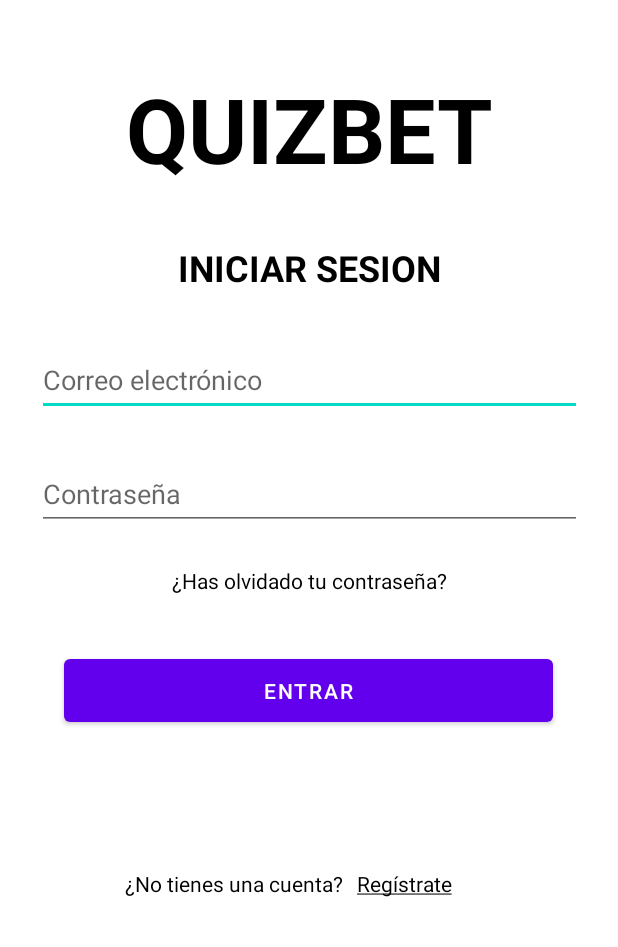
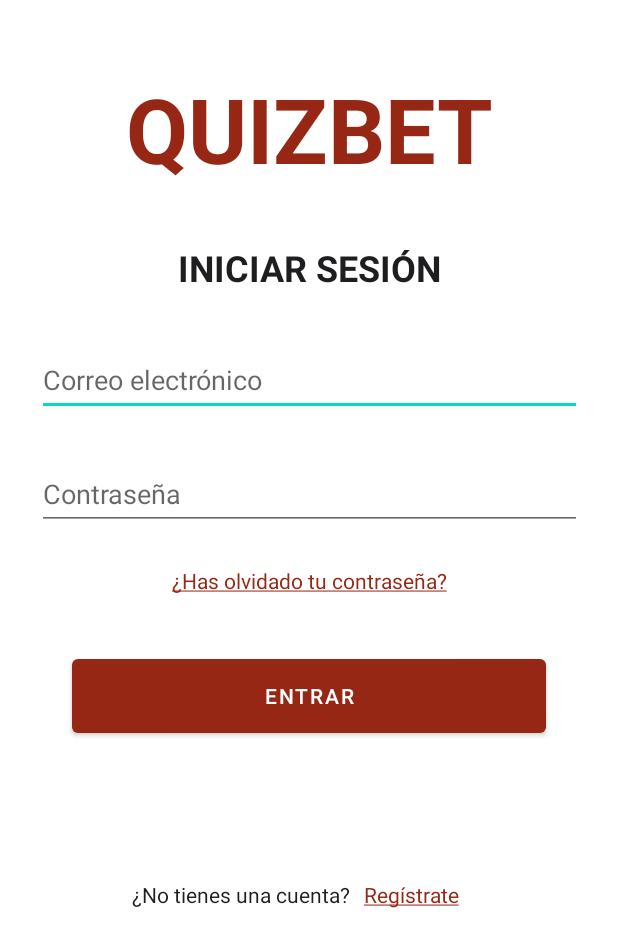
Before and after one commit to JavierFernandezSantos/TFG_APP, an Android app: the screen it shows after launch (MainActivity before the commit, LoginActivity after it), on a phone screen of 412 x 824 dp. Shown: the top 947 px of the screen. Run offline under Robolectric (Android 15) with nearby library versions, the phone set to English and light mode, and no system bars.

Commit message:
Primeras dos pantallas, iniciar sesion y registrarte. Solo diseño (3)

```diff
--- a/app/src/main/AndroidManifest.xml
+++ b/app/src/main/AndroidManifest.xml
@@ -10,9 +10,12 @@
         android:supportsRtl="true"
         android:theme="@style/Theme.TFG">
         <activity
+            android:name=".BrowseActivity"
+            android:exported="false" />
+        <activity
             android:name=".RegisterActivity"
             android:exported="false" />
-        <activity android:name=".MainActivity">
+        <activity android:name=".LoginActivity">
             <intent-filter>
                 <action android:name="android.intent.action.MAIN" />
 
--- /dev/null
+++ b/app/src/main/java/com/example/tfg/LoginActivity.java
@@ -0,0 +1,48 @@
+package com.example.tfg;
+
+import androidx.appcompat.app.AppCompatActivity;
+
+import android.content.Intent;
+import android.graphics.Paint;
+import android.os.Bundle;
+import android.view.View;
+import android.widget.TextView;
+import android.widget.Toast;
+
+public class LoginActivity extends AppCompatActivity {
+
+    TextView tvRegistrate, tvOlvidadoContraseña;
+
+
+    @Override
+    protected void onCreate(Bundle savedInstanceState) {
+        super.onCreate(savedInstanceState);
+        setContentView(R.layout.activity_main);
+
+        //VARIABLES
+        tvRegistrate = (TextView) findViewById(R.id.tvRegistrate);
+        tvOlvidadoContraseña = (TextView) findViewById(R.id.tvOlvidadoContraseña) ;
+
+
+        //CAMBIAR A ACTIVIDAD DE REGISTRARSE
+        tvRegistrate.setPaintFlags(tvRegistrate.getPaintFlags() | Paint.UNDERLINE_TEXT_FLAG);
+        tvRegistrate.setOnClickListener(new View.OnClickListener() {
+            @Override
+            public void onClick(View v) {
+                Intent i = new Intent(LoginActivity.this, RegisterActivity.class);
+                startActivity(i);
+            }
+        });
+
+        //ENVIAR CORREO ELECTRONICO CON LOS CREDENCIALES DEL USUARIO
+        tvOlvidadoContraseña.setPaintFlags(tvOlvidadoContraseña.getPaintFlags() | Paint.UNDERLINE_TEXT_FLAG);
+        tvOlvidadoContraseña.setOnClickListener(new View.OnClickListener() {
+            @Override
+            public void onClick(View v) {
+                Toast.makeText(getApplicationContext(), "Enviaremos un correo electrónico con tus credenciales!", Toast.LENGTH_LONG).show();
+            }
+        });
+
+
+    }
+}
--- a/app/src/main/java/com/example/tfg/MainActivity.java
+++ /dev/null
@@ -1,31 +0,0 @@
-package com.example.tfg;
-
-import androidx.appcompat.app.AppCompatActivity;
-
-import android.content.Intent;
-import android.graphics.Paint;
-import android.os.Bundle;
-import android.view.View;
-import android.widget.TextView;
-
-public class MainActivity extends AppCompatActivity {
-
-    TextView tvRegistrate;
-
-
-    @Override
-    protected void onCreate(Bundle savedInstanceState) {
-        super.onCreate(savedInstanceState);
-        setContentView(R.layout.activity_main);
-
-        tvRegistrate = (TextView) findViewById(R.id.tvRegistrate);
-        tvRegistrate.setPaintFlags(tvRegistrate.getPaintFlags() | Paint.UNDERLINE_TEXT_FLAG);
-        tvRegistrate.setOnClickListener(new View.OnClickListener() {
-            @Override
-            public void onClick(View v) {
-                Intent i = new Intent(MainActivity.this, RegisterActivity.class);
-                startActivity(i);
-            }
-        });
-    }
-}
--- a/app/src/main/java/com/example/tfg/RegisterActivity.java
+++ b/app/src/main/java/com/example/tfg/RegisterActivity.java
@@ -23,7 +23,7 @@ public class RegisterActivity extends AppCompatActivity {
         tvIniciaSesion.setOnClickListener(new View.OnClickListener() {
             @Override
             public void onClick(View v) {
-                Intent i = new Intent(RegisterActivity.this, MainActivity.class);
+                Intent i = new Intent(RegisterActivity.this, LoginActivity.class);
                 startActivity(i);
             }
         });
--- a/app/src/main/res/layout/activity_main.xml
+++ b/app/src/main/res/layout/activity_main.xml
@@ -5,7 +5,7 @@
     android:layout_width="match_parent"
     android:layout_height="match_parent"
     android:clickable="true"
-    tools:context=".MainActivity"
+    tools:context=".LoginActivity"
     tools:layout_editor_absoluteX="5dp"
     tools:layout_editor_absoluteY="0dp">
 
@@ -15,10 +15,10 @@
         android:layout_height="45dp"
         android:layout_marginTop="28dp"
         android:gravity="center_horizontal|center_vertical"
-        android:text="INICIAR SESION"
+        android:text="INICIAR SESIÓN"
         android:textAlignment="center"
         android:textAllCaps="true"
-        android:textColor="#000000"
+        android:textColor="#1E1E20"
         android:textIsSelectable="false"
         android:textSize="24sp"
         android:textStyle="bold"
@@ -35,7 +35,7 @@
         android:text="QUIZBET"
         android:textAlignment="center"
         android:textAllCaps="true"
-        android:textColor="#000000"
+        android:textColor="#962715"
         android:textIsSelectable="false"
         android:textSize="60sp"
         android:textStyle="bold"
@@ -51,6 +51,7 @@
         android:ems="10"
         android:hint="Correo electrónico"
         android:inputType="textEmailAddress"
+        android:textColor="#1E1E20"
         app:layout_constraintEnd_toEndOf="parent"
         app:layout_constraintHorizontal_bias="0.0"
         app:layout_constraintStart_toStartOf="@+id/tvIniciarSesion"
@@ -64,6 +65,7 @@
         android:ems="10"
         android:hint="Contraseña"
         android:inputType="textEmailAddress"
+        android:textColor="#1E1E20"
         app:layout_constraintEnd_toEndOf="parent"
         app:layout_constraintHorizontal_bias="0.0"
         app:layout_constraintStart_toStartOf="@+id/tvIniciarSesion"
@@ -76,7 +78,7 @@
         android:layout_marginTop="20dp"
         android:gravity="center_horizontal|center_vertical"
         android:text="¿Has olvidado tu contraseña?"
-        android:textColor="#000000"
+        android:textColor="#962715"
         app:layout_constraintEnd_toEndOf="@+id/etPassWord"
         app:layout_constraintHorizontal_bias="0.493"
         app:layout_constraintStart_toStartOf="@+id/etPassWord"
@@ -93,7 +95,7 @@
         android:paddingLeft="5sp"
         android:singleLine="false"
         android:text="Regístrate"
-        android:textColor="#000000"
+        android:textColor="#962715"
         app:layout_constraintStart_toEndOf="@+id/tvNoTienesCuenta"
         app:layout_constraintTop_toBottomOf="@+id/btnEnviar" />
 
@@ -104,7 +106,7 @@
         android:layout_marginTop="88dp"
         android:gravity="right|center_vertical"
         android:text="¿No tienes una cuenta?"
-        android:textColor="#000000"
+        android:textColor="#1E1E20"
         app:layout_constraintEnd_toEndOf="@+id/btnEnviar"
         app:layout_constraintHorizontal_bias="0.078"
         app:layout_constraintStart_toStartOf="@+id/btnEnviar"
@@ -112,10 +114,11 @@
 
     <Button
         android:id="@+id/btnEnviar"
-        android:layout_width="326dp"
-        android:layout_height="54dp"
+        android:layout_width="316dp"
+        android:layout_height="61dp"
         android:layout_marginTop="32dp"
         android:text="Entrar"
+        app:backgroundTint="#962715"
         app:layout_constraintEnd_toEndOf="@+id/etPassWord"
         app:layout_constraintHorizontal_bias="0.486"
         app:layout_constraintStart_toStartOf="@+id/etPassWord"
```
Also changed, not shown: app/src/main/java/com/example/tfg/BrowseActivity.java (added, +14 -0 lines), app/src/main/res/layout/activity_browse.xml (added, +9 -0 lines), app/src/main/res/layout/activity_register.xml (+13 -7 lines), app/src/main/res/font/segoe.ttf (added), app/src/main/res/font/semi_coder_regular.otf (added).
